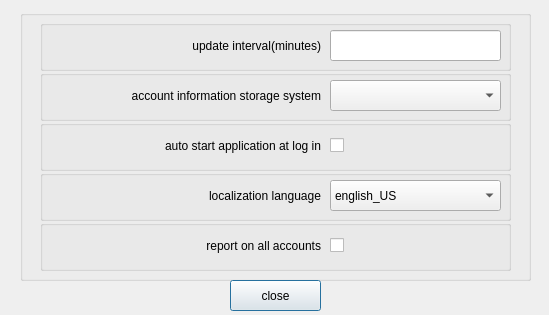
mhogomchungu/qCheckGMail, file src/configurationoptionsdialog.ui: the form before one commit.
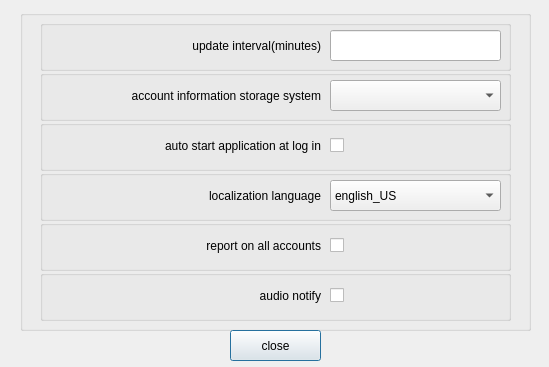
The form after the commit.

Commit message: use phonon to audio notify for non KDE builds+revisit internationalization support

What changed in the file:
```diff
--- a/src/configurationoptionsdialog.ui
+++ b/src/configurationoptionsdialog.ui
@@ -10,7 +10,7 @@
     <x>0</x>
     <y>0</y>
     <width>549</width>
-    <height>315</height>
+    <height>367</height>
    </rect>
   </property>
   <property name="windowTitle">
@@ -22,7 +22,7 @@
      <x>20</x>
      <y>10</y>
      <width>511</width>
-     <height>271</height>
+     <height>321</height>
     </rect>
    </property>
    <property name="title">
@@ -249,12 +249,57 @@
      </property>
     </widget>
    </widget>
+   <widget class="QGroupBox" name="groupBox_7">
+    <property name="geometry">
+     <rect>
+      <x>20</x>
+      <y>260</y>
+      <width>471</width>
+      <height>51</height>
+     </rect>
+    </property>
+    <property name="title">
+     <string/>
+    </property>
+    <widget class="QLabel" name="label_6">
+     <property name="geometry">
+      <rect>
+       <x>10</x>
+       <y>10</y>
+       <width>271</width>
+       <height>31</height>
+      </rect>
+     </property>
+     <property name="text">
+      <string>audio notify</string>
+     </property>
+     <property name="alignment">
+      <set>Qt::AlignRight|Qt::AlignTrailing|Qt::AlignVCenter</set>
+     </property>
+     <property name="wordWrap">
+      <bool>true</bool>
+     </property>
+    </widget>
+    <widget class="QCheckBox" name="checkBoxAudioNotify">
+     <property name="geometry">
+      <rect>
+       <x>290</x>
+       <y>0</y>
+       <width>84</width>
+       <height>51</height>
+      </rect>
+     </property>
+     <property name="text">
+      <string/>
+     </property>
+    </widget>
+   </widget>
   </widget>
   <widget class="QPushButton" name="pushButtonClose">
    <property name="geometry">
     <rect>
      <x>230</x>
-     <y>280</y>
+     <y>330</y>
      <width>91</width>
      <height>31</height>
     </rect>
```
The commit also changes 30 other files.
